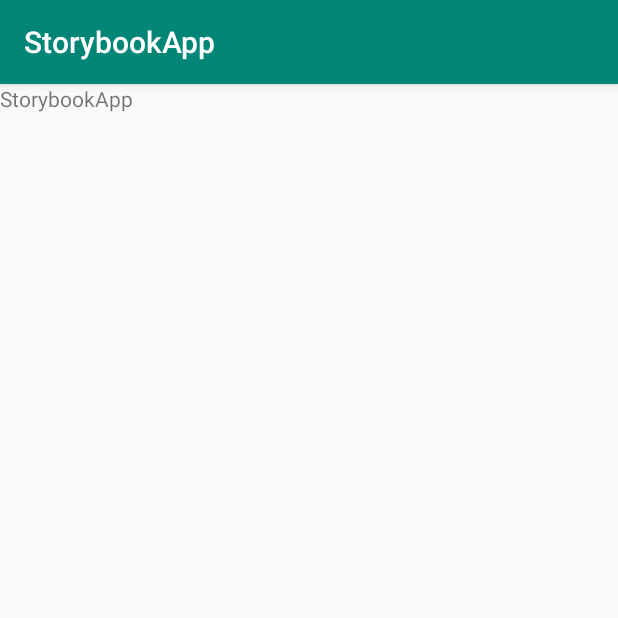
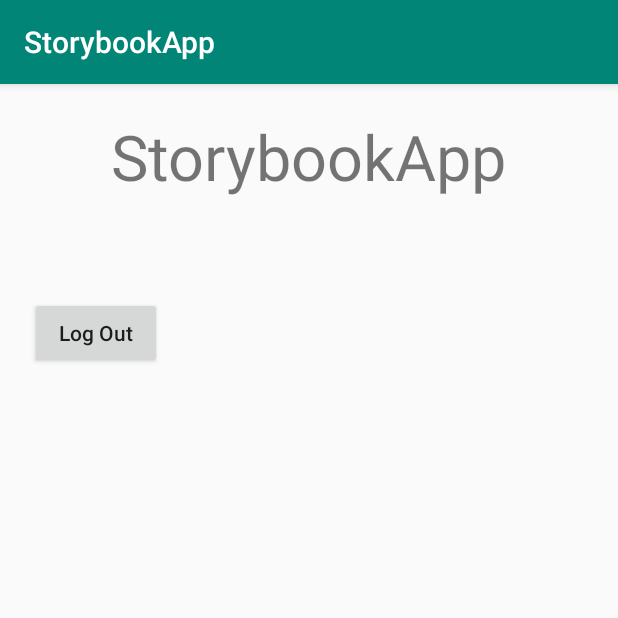
Before and after one commit to JasonHaque/StorybookApp, an Android app: the ProfileView screen opened directly, with no data from a screen before it, on a phone screen of 412 x 824 dp, the top half of it. Run offline under Robolectric (Android 15) with nearby library versions, the light colour scheme and no system bars.

Commit message:
Added profile view

```diff
--- a/app/src/main/res/layout/activity_profile_view.xml
+++ b/app/src/main/res/layout/activity_profile_view.xml
@@ -4,10 +4,27 @@
     xmlns:tools="http://schemas.android.com/tools"
     android:layout_width="match_parent"
     android:layout_height="match_parent"
+    android:orientation="vertical"
+    android:padding="20dp"
     tools:context=".Views.ProfileView">
     <TextView
         android:text="@string/app_name"
         android:layout_width="wrap_content"
+        android:textSize="42sp"
+        android:layout_gravity="center"
+        android:layout_marginBottom="20dp"
+        android:layout_height="wrap_content"/>
+    <TextView
+        android:id="@+id/profile_view"
+        android:textSize="22sp"
+        android:layout_marginBottom="16dp"
+        android:layout_width="wrap_content"
+        android:layout_height="wrap_content"/>
+    <Button
+        android:id="@+id/log_out_button"
+        android:text="@string/log_out"
+        android:textAllCaps="false"
+        android:layout_width="wrap_content"
         android:layout_height="wrap_content"/>
 
 </LinearLayout>
--- a/app/src/main/res/values/strings.xml
+++ b/app/src/main/res/values/strings.xml
@@ -5,4 +5,5 @@
     <string name="login">Log in</string>
     <string name="sign_up">Sign Up</string>
     <string name="confirm_password">Confirm Password</string>
+    <string name="log_out">Log Out</string>
 </resources>
```
